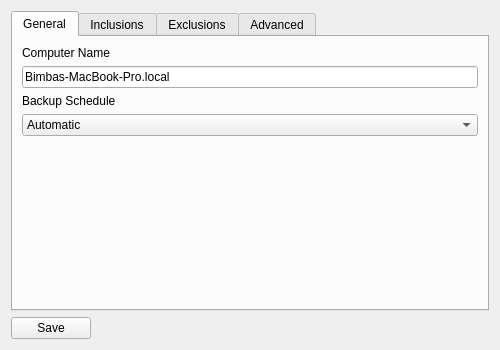
Qt form client/src/blobbackup/ui/settingsdialog.ui (Blobbackup/Blobbackup) before a commit.
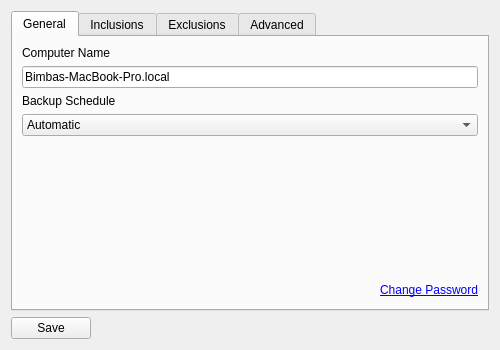
The same form after that commit.

Commit message: Add change password button to settings

Patch:
```diff
--- a/client/src/blobbackup/ui/settingsdialog.ui
+++ b/client/src/blobbackup/ui/settingsdialog.ui
@@ -78,6 +78,30 @@
          </property>
         </spacer>
        </item>
+       <item>
+        <layout class="QHBoxLayout" name="horizontalLayout_6">
+         <item>
+          <spacer name="horizontalSpacer_4">
+           <property name="orientation">
+            <enum>Qt::Horizontal</enum>
+           </property>
+           <property name="sizeHint" stdset="0">
+            <size>
+             <width>40</width>
+             <height>20</height>
+            </size>
+           </property>
+          </spacer>
+         </item>
+         <item>
+          <widget class="QLabel" name="change_password_label">
+           <property name="text">
+            <string>&lt;html&gt;&lt;head/&gt;&lt;body&gt;&lt;p&gt;&lt;a href=&quot;https://blobbackup.com&quot;&gt;&lt;span style=&quot; text-decoration: underline; color:#0000ff;&quot;&gt;Change Password&lt;/span&gt;&lt;/a&gt;&lt;/p&gt;&lt;/body&gt;&lt;/html&gt;</string>
+           </property>
+          </widget>
+         </item>
+        </layout>
+       </item>
       </layout>
      </widget>
      <widget class="QWidget" name="tab_2">
```
The commit also changes 2 other files.
